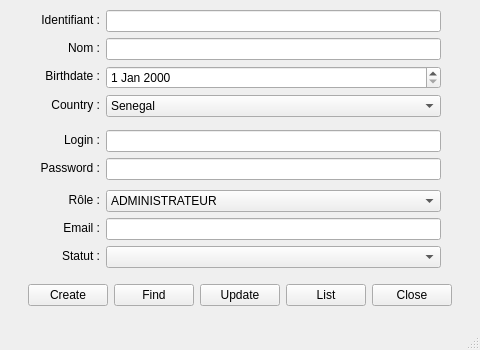
This is uiuser.ui in MohamedSadio/banking-system as Qt 5 draws it before an edit. The edited form follows.
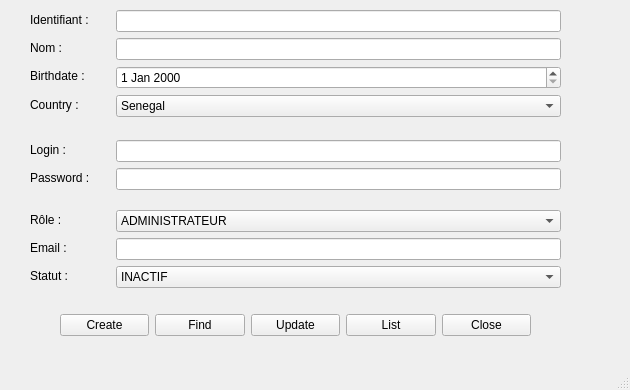
This is the edited form.

Diff of the .ui file:
```diff
--- a/uiuser.ui
+++ b/uiuser.ui
@@ -6,20 +6,20 @@
    <rect>
     <x>0</x>
     <y>0</y>
-    <width>480</width>
-    <height>350</height>
+    <width>630</width>
+    <height>390</height>
    </rect>
   </property>
   <property name="minimumSize">
    <size>
-    <width>480</width>
-    <height>350</height>
+    <width>630</width>
+    <height>390</height>
    </size>
   </property>
   <property name="maximumSize">
    <size>
-    <width>480</width>
-    <height>350</height>
+    <width>16777215</width>
+    <height>16777215</height>
    </size>
   </property>
   <property name="windowTitle">
@@ -29,38 +29,13 @@
    <widget class="QWidget" name="formLayoutWidget">
     <property name="geometry">
      <rect>
-      <x>40</x>
+      <x>30</x>
       <y>10</y>
-      <width>401</width>
-      <height>111</height>
+      <width>531</width>
+      <height>121</height>
      </rect>
     </property>
     <layout class="QFormLayout" name="formLayout">
-     <item row="0" column="0">
-      <widget class="QLabel" name="labelId">
-       <property name="minimumSize">
-        <size>
-         <width>60</width>
-         <height>20</height>
-        </size>
-       </property>
-       <property name="maximumSize">
-        <size>
-         <width>60</width>
-         <height>20</height>
-        </size>
-       </property>
-       <property name="text">
-        <string>Identifiant :</string>
-       </property>
-       <property name="alignment">
-        <set>Qt::AlignRight|Qt::AlignTrailing|Qt::AlignVCenter</set>
-       </property>
-      </widget>
-     </item>
-     <item row="0" column="1">
-      <widget class="QLineEdit" name="lineEditIdentifiant"/>
-     </item>
      <item row="1" column="0">
       <widget class="QLabel" name="labelNom">
        <property name="minimumSize">
@@ -76,10 +51,7 @@
         </size>
        </property>
        <property name="text">
-        <string>Nom :</string>
-       </property>
-       <property name="alignment">
-        <set>Qt::AlignRight|Qt::AlignTrailing|Qt::AlignVCenter</set>
+        <string>Nom :   </string>
        </property>
       </widget>
      </item>
@@ -101,10 +73,7 @@
         </size>
        </property>
        <property name="text">
-        <string>Birthdate :</string>
-       </property>
-       <property name="alignment">
-        <set>Qt::AlignRight|Qt::AlignTrailing|Qt::AlignVCenter</set>
+        <string>Birthdate :   </string>
        </property>
       </widget>
      </item>
@@ -126,10 +95,7 @@
         </size>
        </property>
        <property name="text">
-        <string>Country :</string>
-       </property>
-       <property name="alignment">
-        <set>Qt::AlignRight|Qt::AlignTrailing|Qt::AlignVCenter</set>
+        <string>Country :   </string>
        </property>
       </widget>
      </item>
@@ -172,23 +138,45 @@
        </item>
       </widget>
      </item>
+     <item row="0" column="1">
+      <widget class="QLineEdit" name="lineEditIdentifiant"/>
+     </item>
+     <item row="0" column="0">
+      <widget class="QLabel" name="labelId">
+       <property name="minimumSize">
+        <size>
+         <width>80</width>
+         <height>20</height>
+        </size>
+       </property>
+       <property name="maximumSize">
+        <size>
+         <width>80</width>
+         <height>20</height>
+        </size>
+       </property>
+       <property name="text">
+        <string>Identifiant :   </string>
+       </property>
+       <property name="textFormat">
+        <enum>Qt::AutoText</enum>
+       </property>
+      </widget>
+     </item>
     </layout>
    </widget>
    <widget class="QWidget" name="gridLayoutWidget">
     <property name="geometry">
      <rect>
-      <x>10</x>
-      <y>280</y>
-      <width>461</width>
+      <x>20</x>
+      <y>310</y>
+      <width>551</width>
       <height>31</height>
      </rect>
     </property>
     <layout class="QGridLayout" name="gridLayout">
      <item row="0" column="6">
       <spacer name="horizontalSpacerRight">
-       <property name="orientation">
-        <enum>Qt::Horizontal</enum>
-       </property>
        <property name="sizeHint" stdset="0">
         <size>
          <width>40</width>
@@ -234,9 +222,6 @@
      </item>
      <item row="0" column="0">
       <spacer name="horizontalSpacer">
-       <property name="orientation">
-        <enum>Qt::Horizontal</enum>
-       </property>
        <property name="sizeHint" stdset="0">
         <size>
          <width>40</width>
@@ -250,10 +235,10 @@
    <widget class="QWidget" name="formLayoutWidget_2">
     <property name="geometry">
      <rect>
-      <x>40</x>
-      <y>130</y>
-      <width>401</width>
-      <height>51</height>
+      <x>30</x>
+      <y>140</y>
+      <width>531</width>
+      <height>61</height>
      </rect>
     </property>
     <layout class="QFormLayout" name="formLayout_credentials">
@@ -261,22 +246,19 @@
       <widget class="QLabel" name="labelLogin">
        <property name="minimumSize">
         <size>
-         <width>60</width>
+         <width>80</width>
          <height>20</height>
         </size>
        </property>
        <property name="maximumSize">
         <size>
-         <width>60</width>
+         <width>80</width>
          <height>20</height>
         </size>
        </property>
        <property name="text">
         <string>Login :</string>
        </property>
-       <property name="alignment">
-        <set>Qt::AlignRight|Qt::AlignTrailing|Qt::AlignVCenter</set>
-       </property>
       </widget>
      </item>
      <item row="0" column="1">
@@ -297,17 +279,14 @@
         </size>
        </property>
        <property name="text">
-        <string>Password :</string>
-       </property>
-       <property name="alignment">
-        <set>Qt::AlignRight|Qt::AlignTrailing|Qt::AlignVCenter</set>
+        <string>Password :   </string>
        </property>
       </widget>
      </item>
      <item row="1" column="1">
       <widget class="QLineEdit" name="lineEditPassword">
        <property name="echoMode">
-        <enum>QLineEdit::Password</enum>
+        <enum>QLineEdit::Normal</enum>
        </property>
       </widget>
      </item>
@@ -316,10 +295,10 @@
    <widget class="QWidget" name="formLayoutWidget_3">
     <property name="geometry">
      <rect>
-      <x>40</x>
-      <y>190</y>
-      <width>401</width>
-      <height>81</height>
+      <x>30</x>
+      <y>210</y>
+      <width>531</width>
+      <height>91</height>
      </rect>
     </property>
     <layout class="QFormLayout" name="formLayout_2">
@@ -327,22 +306,19 @@
       <widget class="QLabel" name="labelRole">
        <property name="minimumSize">
         <size>
-         <width>60</width>
+         <width>80</width>
          <height>20</height>
         </size>
        </property>
        <property name="maximumSize">
         <size>
-         <width>60</width>
+         <width>80</width>
          <height>20</height>
         </size>
        </property>
        <property name="text">
         <string>Rôle :</string>
        </property>
-       <property name="alignment">
-        <set>Qt::AlignRight|Qt::AlignTrailing|Qt::AlignVCenter</set>
-       </property>
       </widget>
      </item>
      <item row="0" column="1">
@@ -381,9 +357,6 @@
        <property name="text">
         <string>Email :</string>
        </property>
-       <property name="alignment">
-        <set>Qt::AlignRight|Qt::AlignTrailing|Qt::AlignVCenter</set>
-       </property>
       </widget>
      </item>
      <item row="2" column="0">
@@ -403,9 +376,6 @@
        <property name="text">
         <string>Statut :</string>
        </property>
-       <property name="alignment">
-        <set>Qt::AlignRight|Qt::AlignTrailing|Qt::AlignVCenter</set>
-       </property>
       </widget>
      </item>
      <item row="1" column="1">
@@ -413,16 +383,6 @@
      </item>
      <item row="2" column="1">
       <widget class="QComboBox" name="comboBoxStatut">
-       <item>
-        <property name="text">
-         <string/>
-        </property>
-       </item>
-       <item>
-        <property name="text">
-         <string>ACTIF</string>
-        </property>
-       </item>
        <item>
         <property name="text">
          <string>INACTIF</string>
```
Left out of the diff: 7 changed lines with no effect on the pictures.
